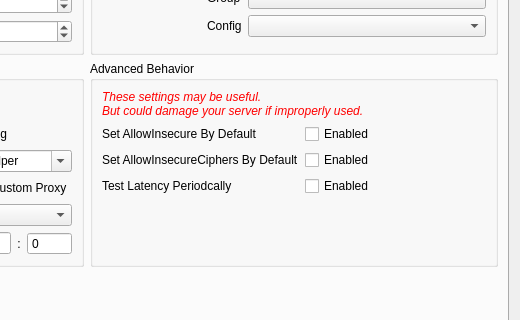
Old version of the form src/ui/windows/w_PreferencesWindow.ui in the repository Qv2ray/Qv2ray; both pictures show x 347 to 867 and y 192 to 512 of the 867 by 624 pixel window.
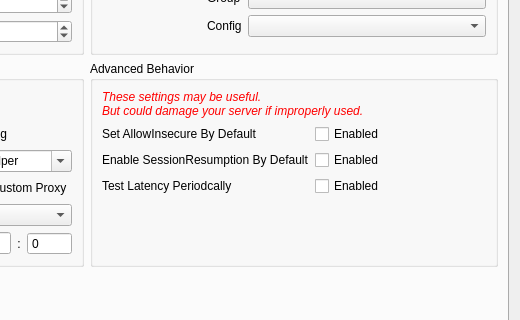
New version of the form. Icons and pictures are not drawn.

```diff
--- a/src/ui/windows/w_PreferencesWindow.ui
+++ b/src/ui/windows/w_PreferencesWindow.ui
@@ -608,7 +608,7 @@
             <item row="2" column="0">
              <widget class="QLabel" name="label_85">
               <property name="text">
-               <string>Set AllowInsecureCiphers By Default</string>
+               <string>Enable SessionResumption By Default</string>
               </property>
               <property name="textFormat">
                <enum>Qt::PlainText</enum>
```
Left out of the diff: 2 changed lines with no effect on the pictures.
